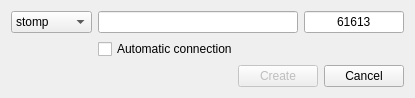
Old version of the form activemq-monitor/LocationCreateDialog.ui in the repository hiamitbhardwaj/ianzepp.
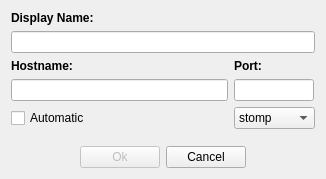
New version of the form.

Commit message: Creating new connections now works via the popup menu in the location tree widget.

What changed in the file:
```diff
--- a/activemq-monitor/LocationCreateDialog.ui
+++ b/activemq-monitor/LocationCreateDialog.ui
@@ -6,40 +6,49 @@
    <rect>
     <x>0</x>
     <y>0</y>
-    <width>401</width>
-    <height>95</height>
+    <width>326</width>
+    <height>179</height>
    </rect>
   </property>
   <property name="windowTitle">
    <string>LocationCreateDialog</string>
   </property>
+  <layout class="QVBoxLayout" name="verticalLayout">
+   <item>
   <layout class="QGridLayout" name="gridLayout">
    <item row="0" column="0">
-    <widget class="QComboBox" name="protocol">
-     <property name="sizePolicy">
-      <sizepolicy hsizetype="Minimum" vsizetype="Fixed">
-       <horstretch>0</horstretch>
-       <verstretch>0</verstretch>
-      </sizepolicy>
-     </property>
-     <item>
+      <widget class="QLabel" name="label_2">
+       <property name="font">
+        <font>
+         <weight>75</weight>
+         <bold>true</bold>
+        </font>
+       </property>
       <property name="text">
-       <string>stomp</string>
-      </property>
-     </item>
-     <item>
-      <property name="text">
-       <string>openwire</string>
-      </property>
+        <string>Display Name:</string>
+       </property>
+       <property name="margin">
+        <number>0</number>
+       </property>
+      </widget>
      </item>
-     <item>
+     <item row="1" column="0" colspan="2">
+      <widget class="QLineEdit" name="display"/>
+     </item>
+     <item row="2" column="0">
+      <widget class="QLabel" name="label">
+       <property name="font">
+        <font>
+         <weight>75</weight>
+         <bold>true</bold>
+        </font>
+       </property>
       <property name="text">
-       <string>http</string>
-      </property>
-     </item>
-    </widget>
-   </item>
-   <item row="0" column="1">
+        <string>Hostname:</string>
+       </property>
+      </widget>
+     </item>
+     <item row="3" column="0">
     <widget class="QLineEdit" name="hostname">
      <property name="minimumSize">
       <size>
@@ -49,7 +58,7 @@
      </property>
     </widget>
    </item>
-   <item row="0" column="2">
+     <item row="3" column="1">
     <widget class="QLineEdit" name="port">
      <property name="sizePolicy">
       <sizepolicy hsizetype="Fixed" vsizetype="Fixed">
@@ -59,35 +68,94 @@
      </property>
      <property name="minimumSize">
       <size>
-       <width>100</width>
+         <width>80</width>
        <height>0</height>
       </size>
      </property>
      <property name="maximumSize">
       <size>
-       <width>100</width>
+         <width>80</width>
        <height>16777215</height>
       </size>
      </property>
      <property name="inputMask">
-      <string>99999; </string>
+        <string/>
      </property>
      <property name="text">
-      <string>61613</string>
+        <string/>
      </property>
      <property name="alignment">
       <set>Qt::AlignCenter</set>
      </property>
     </widget>
    </item>
-   <item row="1" column="1">
+     <item row="4" column="0">
     <widget class="QCheckBox" name="automatic">
+       <property name="sizePolicy">
+        <sizepolicy hsizetype="Expanding" vsizetype="Fixed">
+         <horstretch>0</horstretch>
+         <verstretch>0</verstretch>
+        </sizepolicy>
+       </property>
      <property name="text">
-      <string>Automatic connection</string>
+        <string>Automatic</string>
      </property>
     </widget>
    </item>
-   <item row="2" column="0" colspan="3">
+     <item row="4" column="1">
+      <widget class="QComboBox" name="protocol">
+       <property name="sizePolicy">
+        <sizepolicy hsizetype="Minimum" vsizetype="Fixed">
+         <horstretch>0</horstretch>
+         <verstretch>0</verstretch>
+        </sizepolicy>
+       </property>
+       <item>
+        <property name="text">
+         <string>stomp</string>
+        </property>
+       </item>
+       <item>
+        <property name="text">
+         <string>openwire</string>
+        </property>
+       </item>
+       <item>
+        <property name="text">
+         <string>http</string>
+        </property>
+       </item>
+      </widget>
+     </item>
+     <item row="2" column="1">
+      <widget class="QLabel" name="label_3">
+       <property name="font">
+        <font>
+         <weight>75</weight>
+         <bold>true</bold>
+        </font>
+       </property>
+       <property name="text">
+        <string>Port:</string>
+       </property>
+      </widget>
+     </item>
+    </layout>
+   </item>
+   <item>
+    <spacer name="verticalSpacer">
+     <property name="orientation">
+      <enum>Qt::Vertical</enum>
+     </property>
+     <property name="sizeHint" stdset="0">
+      <size>
+       <width>20</width>
+       <height>5</height>
+      </size>
+     </property>
+    </spacer>
+   </item>
+   <item>
     <layout class="QHBoxLayout" name="horizontalLayout">
      <item>
       <spacer name="horizontalSpacer">
@@ -108,7 +176,7 @@
         <bool>false</bool>
        </property>
        <property name="text">
-        <string>Create</string>
+        <string>Ok</string>
        </property>
       </widget>
      </item>
@@ -119,6 +187,19 @@
        </property>
       </widget>
      </item>
+     <item>
+      <spacer name="horizontalSpacer_2">
+       <property name="orientation">
+        <enum>Qt::Horizontal</enum>
+       </property>
+       <property name="sizeHint" stdset="0">
+        <size>
+         <width>40</width>
+         <height>20</height>
+        </size>
+       </property>
+      </spacer>
+     </item>
     </layout>
    </item>
   </layout>
```
Left out of the diff: 9 changed lines with no effect on the pictures. Lines whose indentation alone changed are shown as unchanged. The commit also changes 7 other files.
